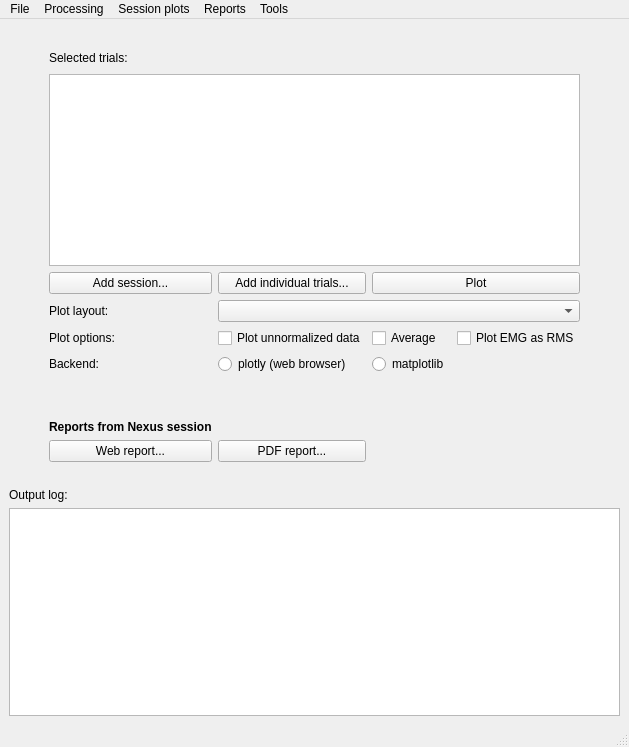
Old version of the form gaitutils/gui/gaitmenu.ui in the repository NCH-Motion-Laboratory/gaitutils.
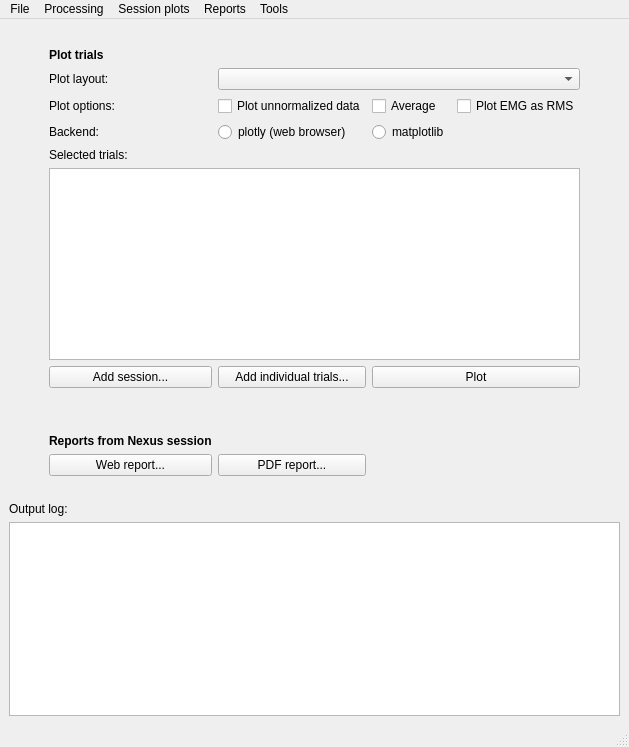
New version of the form. Custom widgets are drawn as their Qt base class.

Commit message: wip: tune main dialog

```diff
--- a/gaitutils/gui/gaitmenu.ui
+++ b/gaitutils/gui/gaitmenu.ui
@@ -33,16 +33,6 @@
     </item>
     <item>
      <layout class="QGridLayout" name="gridLayout">
-      <item row="3" column="1" colspan="4">
-       <widget class="NiceListWidget" name="listTrials">
-        <property name="sizePolicy">
-         <sizepolicy hsizetype="Expanding" vsizetype="Expanding">
-          <horstretch>0</horstretch>
-          <verstretch>0</verstretch>
-         </sizepolicy>
-        </property>
-       </widget>
-      </item>
       <item row="8" column="3">
        <widget class="QRadioButton" name="rbMatplotlib">
         <property name="text">
@@ -63,13 +53,6 @@
         </property>
        </widget>
       </item>
-      <item row="2" column="1">
-       <widget class="QLabel" name="label_8">
-        <property name="text">
-         <string>Selected trials:</string>
-        </property>
-       </widget>
-      </item>
       <item row="7" column="1">
        <widget class="QLabel" name="label_5">
         <property name="text">
@@ -77,14 +60,14 @@
         </property>
        </widget>
       </item>
-      <item row="13" column="2">
+      <item row="16" column="2">
        <widget class="QPushButton" name="btnPDFReportNexus">
         <property name="text">
          <string>PDF report...</string>
         </property>
        </widget>
       </item>
-      <item row="12" column="4">
+      <item row="15" column="4">
        <widget class="QLabel" name="label_2">
         <property name="text">
          <string/>
@@ -114,14 +97,14 @@
         </attribute>
        </widget>
       </item>
-      <item row="13" column="1">
+      <item row="16" column="1">
        <widget class="QPushButton" name="btnWebReportNexus">
         <property name="text">
          <string>Web report...</string>
         </property>
        </widget>
       </item>
-      <item row="12" column="1">
+      <item row="15" column="1">
        <widget class="QLabel" name="label_7">
         <property name="font">
          <font>
@@ -151,38 +134,6 @@
         </property>
        </widget>
       </item>
-      <item row="2" column="5">
-       <spacer name="horizontalSpacer_4">
-        <property name="orientation">
-         <enum>Qt::Horizontal</enum>
-        </property>
-        <property name="sizeType">
-         <enum>QSizePolicy::Preferred</enum>
-        </property>
-        <property name="sizeHint" stdset="0">
-         <size>
-          <width>40</width>
-          <height>20</height>
-         </size>
-        </property>
-       </spacer>
-      </item>
-      <item row="2" column="0">
-       <spacer name="horizontalSpacer_3">
-        <property name="orientation">
-         <enum>Qt::Horizontal</enum>
-        </property>
-        <property name="sizeType">
-         <enum>QSizePolicy::Preferred</enum>
-        </property>
-        <property name="sizeHint" stdset="0">
-         <size>
-          <width>40</width>
-          <height>20</height>
-         </size>
-        </property>
-       </spacer>
-      </item>
       <item row="5" column="2" colspan="3">
        <widget class="QComboBox" name="cbNexusTrialLayout">
         <property name="sizePolicy">
@@ -193,7 +144,7 @@
         </property>
        </widget>
       </item>
-      <item row="11" column="1">
+      <item row="14" column="1">
        <spacer name="verticalSpacer_2">
         <property name="orientation">
          <enum>Qt::Vertical</enum>
@@ -216,7 +167,7 @@
         </property>
        </widget>
       </item>
-      <item row="9" column="2">
+      <item row="12" column="2">
        <spacer name="verticalSpacer_4">
         <property name="orientation">
          <enum>Qt::Vertical</enum>
@@ -232,27 +183,89 @@
         </property>
        </spacer>
       </item>
-      <item row="4" column="1">
+      <item row="11" column="3" colspan="2">
+       <widget class="QPushButton" name="btnPlotTrials">
+        <property name="text">
+         <string>Plot</string>
+        </property>
+       </widget>
+      </item>
+      <item row="11" column="1">
        <widget class="QPushButton" name="btnAddSession">
         <property name="text">
          <string>Add session...</string>
         </property>
        </widget>
       </item>
-      <item row="4" column="2">
+      <item row="11" column="2">
        <widget class="QPushButton" name="btnAddIndividualTrials">
         <property name="text">
          <string>Add individual trials...</string>
         </property>
        </widget>
       </item>
-      <item row="4" column="3" colspan="2">
-       <widget class="QPushButton" name="btnPlotTrials">
+      <item row="10" column="1" colspan="4">
+       <widget class="NiceListWidget" name="listTrials">
+        <property name="sizePolicy">
+         <sizepolicy hsizetype="Expanding" vsizetype="Expanding">
+          <horstretch>0</horstretch>
+          <verstretch>0</verstretch>
+         </sizepolicy>
+        </property>
+       </widget>
+      </item>
+      <item row="3" column="1">
+       <widget class="QLabel" name="label_6">
+        <property name="font">
+         <font>
+          <weight>75</weight>
+          <bold>true</bold>
+         </font>
+        </property>
         <property name="text">
-         <string>Plot</string>
+         <string>Plot trials</string>
         </property>
        </widget>
       </item>
+      <item row="5" column="5">
+       <spacer name="horizontalSpacer_4">
+        <property name="orientation">
+         <enum>Qt::Horizontal</enum>
+        </property>
+        <property name="sizeType">
+         <enum>QSizePolicy::Preferred</enum>
+        </property>
+        <property name="sizeHint" stdset="0">
+         <size>
+          <width>40</width>
+          <height>20</height>
+         </size>
+        </property>
+       </spacer>
+      </item>
+      <item row="9" column="1">
+       <widget class="QLabel" name="label_8">
+        <property name="text">
+         <string>Selected trials:</string>
+        </property>
+       </widget>
+      </item>
+      <item row="5" column="0">
+       <spacer name="horizontalSpacer_3">
+        <property name="orientation">
+         <enum>Qt::Horizontal</enum>
+        </property>
+        <property name="sizeType">
+         <enum>QSizePolicy::Preferred</enum>
+        </property>
+        <property name="sizeHint" stdset="0">
+         <size>
+          <width>40</width>
+          <height>20</height>
+         </size>
+        </property>
+       </spacer>
+      </item>
      </layout>
     </item>
     <item>
```
The commit also changes 1 other file.
